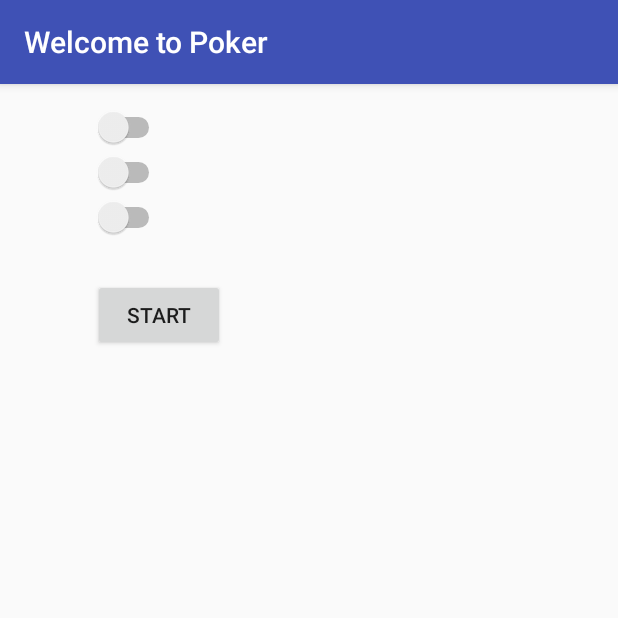
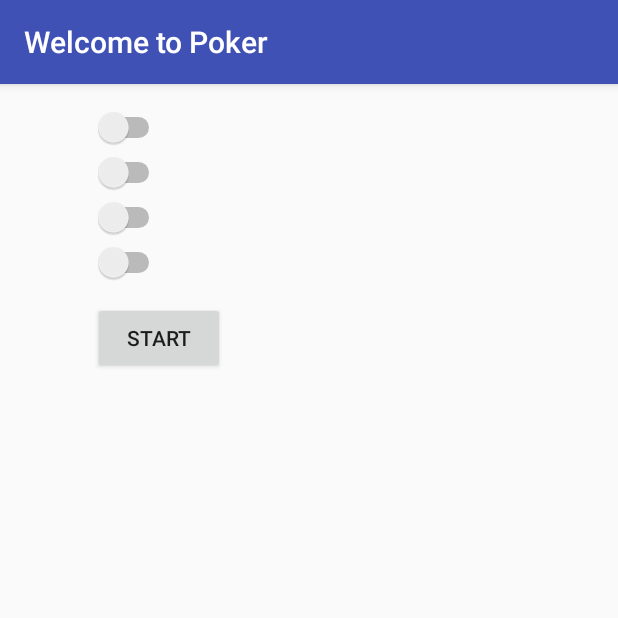
Before and after one commit to SkinnyPigeon/Android_Poker, an Android app: the screen it shows after launch (MainActivity), on a phone screen of 412 x 824 dp, the top half of it. Run offline under Robolectric (Android 15) with nearby library versions, the phone set to English and light mode, and no system bars.

Commit message:
started adding a fourth player

```diff
--- a/app/src/main/res/layout/activity_main.xml
+++ b/app/src/main/res/layout/activity_main.xml
@@ -21,13 +21,18 @@
         android:id="@+id/p_three_toggle"
         android:layout_marginTop="75dp"/>
 
+    <Switch
+        android:layout_width="wrap_content"
+        android:layout_height="wrap_content"
+        android:id="@+id/p_four_toggle"
+        android:layout_marginTop="105dp"/>
+
     <Button
         android:layout_width="wrap_content"
         android:layout_height="wrap_content"
         android:text="@string/start"
         android:id="@+id/start"
-        android:layout_marginTop="130dp"
-        />
+        android:layout_marginTop="145dp"/>
 
     <Button
         android:layout_width="wrap_content"
@@ -69,6 +74,13 @@
     <TextView
         android:layout_width="wrap_content"
         android:layout_height="wrap_content"
+        android:text="@string/player_four"
+        android:id="@+id/pfourt"
+        android:layout_marginTop="85dp"/>
+
+    <TextView
+        android:layout_width="wrap_content"
+        android:layout_height="wrap_content"
         android:text="@integer/player_one_bet"
         android:id="@+id/poneb"
         android:layout_marginTop="200dp"/>
@@ -85,6 +97,13 @@
         android:layout_height="wrap_content"
         android:text="@integer/player_three_bet"
         android:id="@+id/pthreeb"
+        android:layout_marginTop="200dp"/>
+
+    <TextView
+        android:layout_width="wrap_content"
+        android:layout_height="wrap_content"
+        android:text="@integer/player_four_bet"
+        android:id="@+id/pfourb"
         android:layout_marginTop="200dp"/>
 
     <TextView
@@ -126,6 +145,13 @@
     <TextView
         android:layout_width="wrap_content"
         android:layout_height="wrap_content"
+        android:id="@+id/player_four_cards"
+        android:textSize="40dp"
+        android:layout_marginTop="350dp"/>
+
+    <TextView
+        android:layout_width="wrap_content"
+        android:layout_height="wrap_content"
         android:id="@+id/community_cards"
         android:textSize="40dp"
         android:layout_marginTop="420dp"/>
--- a/app/src/main/res/values/strings.xml
+++ b/app/src/main/res/values/strings.xml
@@ -4,6 +4,7 @@
     <string name="player_one">Jeff</string>
     <string name="player_two">Steve</string>
     <string name="player_three">Dave</string>
+    <string name="player_four">Bob</string>
 
     <string name="plus">+</string>
     <string name="call">Call</string>
@@ -12,6 +13,7 @@
     <integer name="player_one_bet">0</integer>
     <integer name="player_two_bet">0</integer>
     <integer name="player_three_bet">0</integer>
+    <integer name="player_four_bet">0</integer>
 
     <integer name="pot">0</integer>
 
```
Also changed, not shown: app/src/main/java/com/example/user/cards/MainActivity.java (+116 -5 lines).
